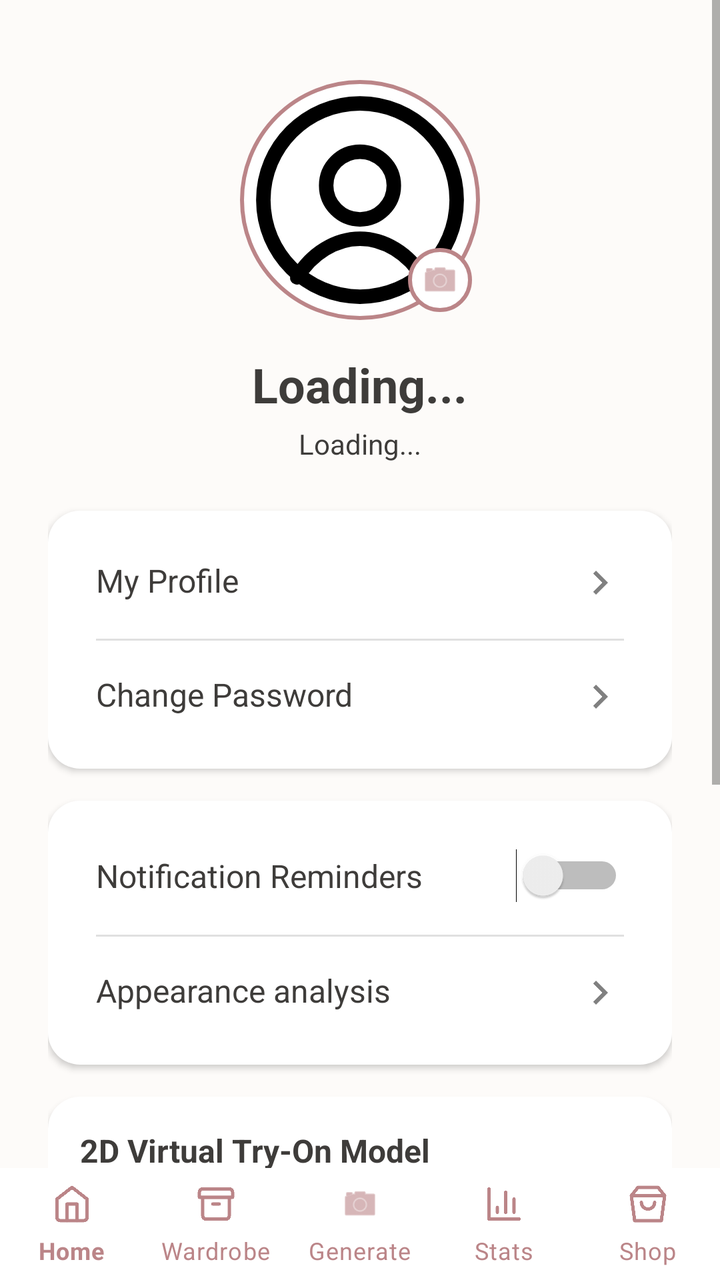
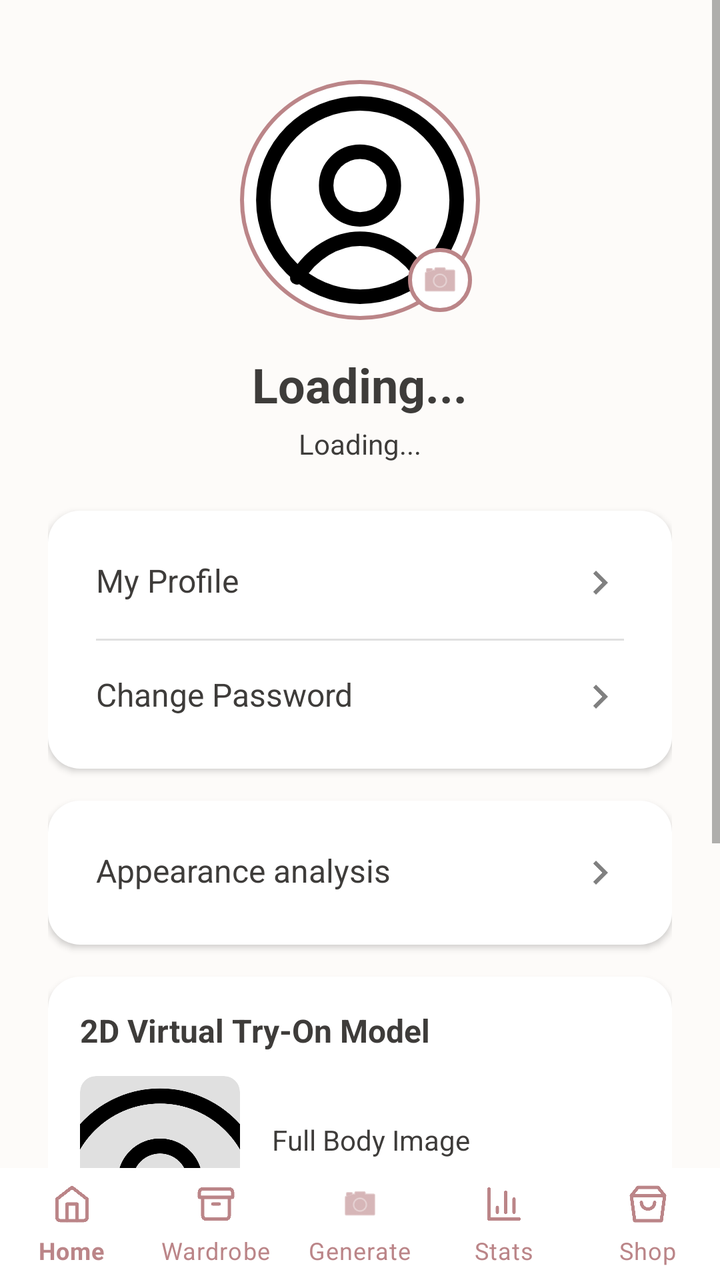

Compare the two renders of this Android layout. The source of the first and the diff that turns it into the second are given below.
<!-- AndroidManifest.xml: application theme Theme.OutfitStudio -->
<!-- res/layout/activity_profile.xml -->
<?xml version="1.0" encoding="utf-8"?>
<RelativeLayout xmlns:android="http://schemas.android.com/apk/res/android"
    xmlns:app="http://schemas.android.com/apk/res-auto"
    android:layout_width="match_parent"
    android:layout_height="match_parent"
    android:background="@color/background">

    <ScrollView
        android:layout_width="match_parent"
        android:layout_height="match_parent"
        android:layout_above="@+id/bottomNavigationContainer">
        
        <LinearLayout
            android:layout_width="match_parent"
            android:layout_height="wrap_content"
            android:orientation="vertical"
            android:gravity="center_horizontal"
            android:padding="24dp">
            
            <FrameLayout
                android:layout_width="120dp"
                android:layout_height="120dp"
                android:layout_marginTop="16dp"
                android:background="@drawable/bg_circle_profile">
                
                <androidx.cardview.widget.CardView
                    android:layout_width="116dp"
                    android:layout_height="116dp"
                    android:layout_gravity="center"
                    app:cardCornerRadius="58dp"
                    app:cardElevation="0dp"
                    app:cardBackgroundColor="@android:color/transparent">
                    
                    <ImageView
                        android:id="@+id/ivProfileImage"
                        android:layout_width="match_parent"
                        android:layout_height="match_parent"
                        android:scaleType="centerCrop"
                        android:src="@drawable/ic_profile"/>
                </androidx.cardview.widget.CardView>
                
                
                <ImageView
                    android:id="@+id/btnEditProfileImage"
                    android:layout_width="32dp"
                    android:layout_height="32dp"
                    android:layout_gravity="bottom|end"
                    android:layout_marginEnd="4dp"
                    android:layout_marginBottom="4dp"
                    android:background="@drawable/bg_circle_profile"
                    android:padding="6dp"
                    android:src="@android:drawable/ic_menu_camera"
                    app:tint="@color/primary"/>
            </FrameLayout>

            <TextView
                android:id="@+id/tvProfileName"
                android:layout_width="wrap_content"
                android:layout_height="wrap_content"
                android:layout_marginTop="16dp"
                android:text="Loading..."
                android:textSize="24sp"
                android:textStyle="bold"
                android:textColor="@color/on_background"/>

            <TextView
                android:id="@+id/tvProfileEmail"
                android:layout_width="wrap_content"
                android:layout_height="wrap_content"
                android:layout_marginTop="4dp"
                android:text="Loading..."
                android:textSize="14sp"
                android:textColor="@color/on_background"/>
                
            
            <LinearLayout
                android:layout_width="match_parent"
                android:layout_height="wrap_content"
                android:orientation="vertical"
                android:background="@drawable/bg_profile_card"
                android:layout_marginTop="24dp"
                android:padding="8dp"
                android:elevation="2dp">
                
                <TextView
                    android:id="@+id/btnMyProfile"
                    android:layout_width="match_parent"
                    android:layout_height="wrap_content"
                    android:text="My Profile"
                    android:textSize="16sp"
                    android:padding="16dp"
                    android:textColor="@color/on_surface"
                    android:drawableEnd="@drawable/ic_arrow_forward"
                    android:background="?attr/selectableItemBackground"/>
                    
                <View android:layout_width="match_parent" android:layout_height="1dp" android:background="#E0E0E0" android:layout_marginHorizontal="16dp"/>
                
                <TextView
                    android:id="@+id/btnChangePassword"
                    android:layout_width="match_parent"
                    android:layout_height="wrap_content"
                    android:text="Change Password"
                    android:textSize="16sp"
                    android:padding="16dp"
                    android:textColor="@color/on_surface"
                    android:drawableEnd="@drawable/ic_arrow_forward"
                    android:background="?attr/selectableItemBackground"/>
                    

            </LinearLayout>

            
            <LinearLayout
                android:layout_width="match_parent"
                android:layout_height="wrap_content"
                android:orientation="vertical"
                android:background="@drawable/bg_profile_card"
                android:layout_marginTop="16dp"
                android:padding="8dp"
                android:elevation="2dp">
                
                <LinearLayout
                    android:layout_width="match_parent"
                    android:layout_height="wrap_content"
                    android:orientation="horizontal"
                    android:padding="16dp"
                    android:gravity="center_vertical">
                    <TextView
                        android:layout_width="0dp"
                        android:layout_height="wrap_content"
                        android:layout_weight="1"
                        android:text="Notification Reminders"
                        android:textSize="16sp"
                        android:textColor="@color/on_surface"/>
                    <Switch
                        android:id="@+id/switchNotifications"
                        android:layout_width="wrap_content"
                        android:layout_height="wrap_content"/>
                </LinearLayout>
                    
                <View android:layout_width="match_parent" android:layout_height="1dp" android:background="#E0E0E0" android:layout_marginHorizontal="16dp"/>
                
                <TextView
                    android:id="@+id/btnAppearanceAnalysis"
                    android:layout_width="match_parent"
                    android:layout_height="wrap_content"
                    android:text="Appearance analysis"
                    android:textSize="16sp"
                    android:padding="16dp"
                    android:textColor="@color/on_surface"
                    android:drawableEnd="@drawable/ic_arrow_forward"
                    android:background="?attr/selectableItemBackground"/>
            </LinearLayout>

            
            <LinearLayout
                android:layout_width="match_parent"
                android:layout_height="wrap_content"
                android:orientation="vertical"
                android:background="@drawable/bg_profile_card"
                android:layout_marginTop="16dp"
                android:padding="16dp"
                android:elevation="2dp">
                
                <TextView
                    android:layout_width="match_parent"
                    android:layout_height="wrap_content"
                    android:text="2D Virtual Try-On Model"
                    android:textSize="16sp"
                    android:textStyle="bold"
                    android:textColor="@color/on_surface"
                    android:layout_marginBottom="12dp"/>

                <LinearLayout
                    android:layout_width="match_parent"
                    android:layout_height="wrap_content"
                    android:orientation="horizontal"
                    android:gravity="center_vertical">
                    
                    <androidx.cardview.widget.CardView
                        android:layout_width="80dp"
                        android:layout_height="120dp"
                        app:cardCornerRadius="8dp"
                        app:cardElevation="0dp"
                        app:cardBackgroundColor="#E0E0E0">
                        
                        <ImageView
                            android:id="@+id/ivVirtualTryOnImage"
                            android:layout_width="match_parent"
                            android:layout_height="match_parent"
                            android:scaleType="centerCrop"
                            android:src="@drawable/ic_profile"/>
                    </androidx.cardview.widget.CardView>
                    
                    <LinearLayout
                        android:layout_width="match_parent"
                        android:layout_height="wrap_content"
                        android:orientation="vertical"
                        android:layout_marginStart="16dp">
                        
                        <TextView
                            android:layout_width="wrap_content"
                            android:layout_height="wrap_content"
                            android:text="Full Body Image"
                            android:textSize="14sp"
                            android:textColor="@color/on_surface"
                            android:layout_marginBottom="8dp"/>
                            
                        <Button
                            android:id="@+id/btnChangeVirtualTryOnImage"
                            android:layout_width="wrap_content"
                            android:layout_height="wrap_content"
                            android:text="Upload Image"
                            style="?attr/materialButtonOutlinedStyle"/>
                    </LinearLayout>
                </LinearLayout>
            </LinearLayout>
            
            <Button
                android:id="@+id/btnLogoutNew"
                android:layout_width="match_parent"
                android:layout_height="wrap_content"
                android:layout_marginTop="24dp"
                android:text="Sign Out of Studio"
                android:textColor="#D32F2F"
                android:backgroundTint="#FFEBEE"
                android:padding="12dp"
                app:cornerRadius="24dp"
                android:layout_marginBottom="32dp"/>
                
        </LinearLayout>
    </ScrollView>
    
    
    <FrameLayout
        android:id="@+id/bottomNavigationContainer"
        android:layout_width="match_parent"
        android:layout_height="wrap_content"
        android:layout_alignParentBottom="true">

        <com.google.android.material.bottomnavigation.BottomNavigationView
            android:id="@+id/bottomNavigation"
            app:itemIconSize="20dp"
            android:layout_width="match_parent"
            android:layout_height="wrap_content"
            android:layout_gravity="bottom"
            app:menu="@menu/bottom_nav"
            app:labelVisibilityMode="labeled"
            app:itemIconTint="@color/primary"
            app:itemTextColor="@color/primary"
            android:background="@color/surface" />
    </FrameLayout>
</RelativeLayout>
<!-- resources referenced by this layout -->
<resources>
  <color name="background">#FDFBF9</color>
  <color name="on_background">#3E3C3A</color>
  <color name="on_surface">#3E3C3A</color>
  <color name="primary">#BB8588</color>
  <color name="surface">#FFFFFF</color>
  <!-- drawable bg_circle_profile (drawable) -->
  <?xml version="1.0" encoding="utf-8"?>
  <shape xmlns:android="http://schemas.android.com/apk/res/android"
      android:shape="oval">
      <solid android:color="@color/surface"/>
      <stroke android:color="@color/primary_variant" android:width="2dp"/>
  </shape>
  <!-- drawable bg_profile_card (drawable) -->
  <?xml version="1.0" encoding="utf-8"?>
  <shape xmlns:android="http://schemas.android.com/apk/res/android">
      <solid android:color="@color/surface"/>
      <corners android:radius="16dp"/>
  </shape>
  <!-- drawable ic_arrow_forward (drawable) -->
  <vector xmlns:android="http://schemas.android.com/apk/res/android"
      android:width="24dp" android:height="24dp" android:viewportWidth="24.0" android:viewportHeight="24.0">
      <path android:fillColor="#808080" android:pathData="M8.59,16.59L13.17,12L8.59,7.41L10,6l6,6l-6,6L8.59,16.59z"/>
  </vector>
  <!-- drawable ic_profile (drawable) -->
  <vector xmlns:android="http://schemas.android.com/apk/res/android"
      android:width="24dp" android:height="24dp" android:viewportWidth="24" android:viewportHeight="24">
      
      <path android:fillColor="#00000000" android:strokeColor="#FF000000" android:strokeWidth="1.5" android:strokeLineCap="round" android:strokeLineJoin="round"
          android:pathData="M12 2C6.48 2 2 6.48 2 12s4.48 10 10 10s10 -4.48 10 -10S17.52 2 12 2z" />
      
      <path android:fillColor="#00000000" android:strokeColor="#FF000000" android:strokeWidth="1.5" android:strokeLineCap="round" android:strokeLineJoin="round"
          android:pathData="M12 7a3.5 3.5 0 1 0 0 7 3.5 3.5 0 0 0 0 -7z" />
      
      <path android:fillColor="#00000000" android:strokeColor="#FF000000" android:strokeWidth="1.5" android:strokeLineCap="round" android:strokeLineJoin="round"
          android:pathData="M5.5 20c1.5 -2.5 4 -4 6.5 -4s5 1.5 6.5 4" />
  </vector>
  <style name="Theme.OutfitStudio" parent="Theme.MaterialComponents.Light.NoActionBar">
          <item name="android:textColor">@color/on_background</item>
          <item name="android:textColorHint">@color/text_hint</item>
          
          <item name="colorPrimary">@color/primary</item>
          <item name="colorPrimaryVariant">@color/primary_variant</item>
          <item name="colorOnPrimary">@color/on_primary</item>
          
          <item name="colorSecondary">@color/primary</item>
          <item name="colorSecondaryVariant">@color/primary_variant</item>
          <item name="colorOnSecondary">@color/on_primary</item>
          
          <item name="android:colorBackground">@color/background</item>
          <item name="colorSurface">@color/surface</item>
          
          <item name="android:statusBarColor">@color/background</item>
          <item name="android:windowLightStatusBar">true</item>
      </style>
  <color name="primary_variant">#BB8588</color>
  <color name="text_hint">#A09D9B</color>
  <color name="on_primary">#FFFFFF</color>
</resources>

<!-- the commit's change to res/layout/activity_profile.xml (unified diff, before → after) -->
@@ -119,26 +119,7 @@
                 android:padding="8dp"
                 android:elevation="2dp">
                 
-                <LinearLayout
-                    android:layout_width="match_parent"
-                    android:layout_height="wrap_content"
-                    android:orientation="horizontal"
-                    android:padding="16dp"
-                    android:gravity="center_vertical">
-                    <TextView
-                        android:layout_width="0dp"
-                        android:layout_height="wrap_content"
-                        android:layout_weight="1"
-                        android:text="Notification Reminders"
-                        android:textSize="16sp"
-                        android:textColor="@color/on_surface"/>
-                    <Switch
-                        android:id="@+id/switchNotifications"
-                        android:layout_width="wrap_content"
-                        android:layout_height="wrap_content"/>
-                </LinearLayout>
-                    
-                <View android:layout_width="match_parent" android:layout_height="1dp" android:background="#E0E0E0" android:layout_marginHorizontal="16dp"/>
+
                 
                 <TextView
                     android:id="@+id/btnAppearanceAnalysis"
